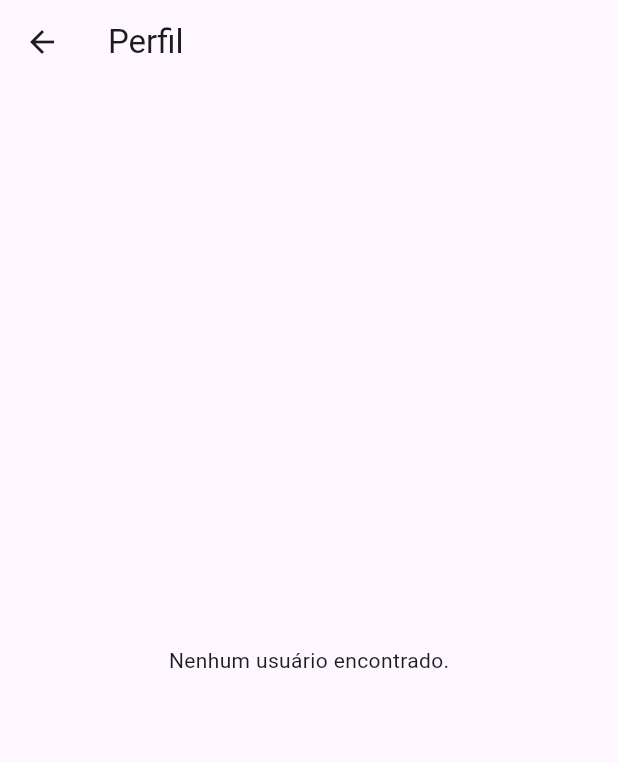
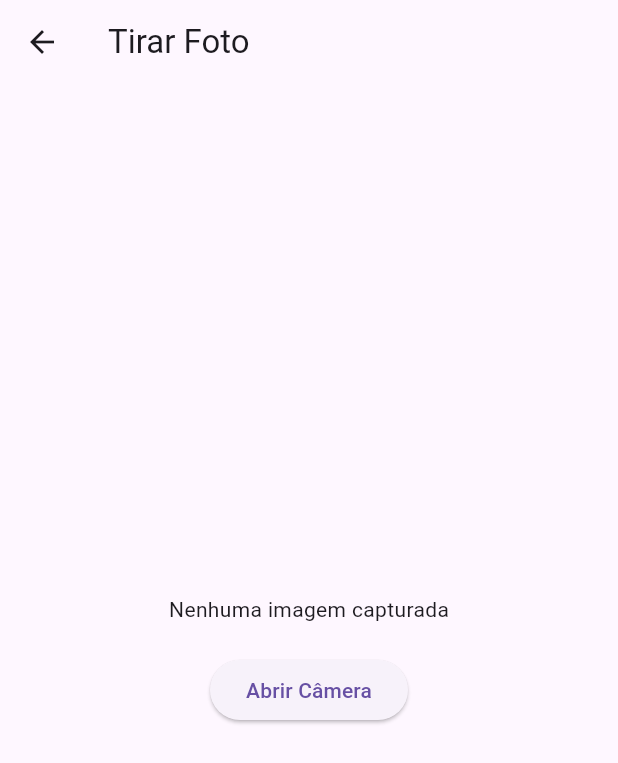
Before and after one commit to giusfds/LDDM, a Flutter app: the MyHomePage screen opened directly, item 3 of the bottom bar chosen, on a phone screen of 412 x 824 dp. Shown: the top 763 px of the screen. Run offline on Flutter 3.47's test engine with Material 3 defaults, Android fonts, the phone set to English and light mode, and no system bars; our stand-ins replace image_picker, page_transition; missing offline and left inert: flutter_background; accounts and stored records are empty; network calls fail.

Commit message:
Criacao de um novo arquivo camera.dart, para ter a opcao de abrir a camera, e modificacao no navigation bar na pagina Home APENAS.

```diff
--- a/application_lddm/lib/main.dart
+++ b/application_lddm/lib/main.dart
@@ -20,7 +20,7 @@ Future<void> configureBackground() async {
     print("Deu boa");
     await FlutterBackground.enableBackgroundExecution();
   } else {
-    print('Fudeu');
+    print('Erro!');
   }
 }
 
--- /dev/null
+++ b/application_lddm/lib/views/screens/camera.dart
@@ -0,0 +1,68 @@
+import 'package:flutter/material.dart';
+import 'package:image_picker/image_picker.dart';
+import 'dart:io';
+
+class CameraExample extends StatefulWidget {
+  @override
+  _CameraExampleState createState() => _CameraExampleState();
+}
+
+
+class _CameraExampleState extends State<CameraExample> {
+
+  // Variável para foto
+  File? _image;
+  final ImagePicker _picker = ImagePicker();
+
+  // Função para abrir a câmera
+  Future<void> _openCamera() async {
+
+    try {
+
+      //Abre a camera
+      final XFile? image = await _picker.pickImage(source: ImageSource.camera);
+
+      //Verifica se tirou uma foto
+      if (image != null) {
+
+        setState(() {
+          _image = File(image.path); // Atualiza a imagme
+        });
+      }
+    }
+    catch (e) {
+      print("Erro ao acessar a câmera: $e");
+    }
+  }
+
+  @override
+  Widget build(BuildContext context) {
+
+    return Scaffold(
+
+      appBar: AppBar(
+        title: Text('Tirar Foto'),
+      ),
+
+      body: Center(
+        child: Column(
+
+          mainAxisAlignment: MainAxisAlignment.center, // Centraliza os elementos na tela
+          children: [
+
+            // Condições caso tenha sido tirado uma foto
+            _image == null
+                ? Text('Nenhuma imagem capturada')
+                : Image.file(_image!),
+
+            SizedBox(height: 20),
+            ElevatedButton(
+              onPressed: _openCamera,
+              child: Text('Abrir Câmera'),
+            ),
+          ],
+        ),
+      ),
+    );
+  }
+}
--- a/application_lddm/pubspec.yaml
+++ b/application_lddm/pubspec.yaml
@@ -31,6 +31,8 @@ dependencies:
   flutter:
     sdk: flutter
   flutter_background: ^1.3.0+1
+  image_picker: ^1.1.2
+  camera: ^0.10.5
   http: ^1.2.2
   page_transition: "^2.1.0"
 
```
Also changed, not shown: application_lddm/lib/views/screens/home.dart (+42 -10 lines), application_lddm/pubspec.lock, 50 other files.
